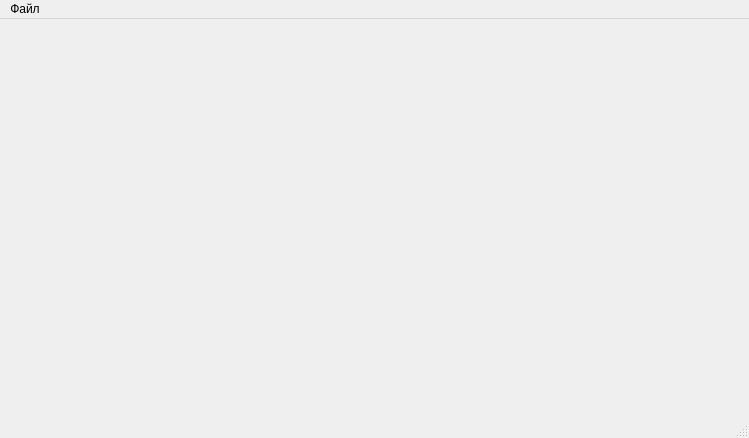
Above: mainwindow.ui from mvngr/joddy before the change. Below: the same form after it.
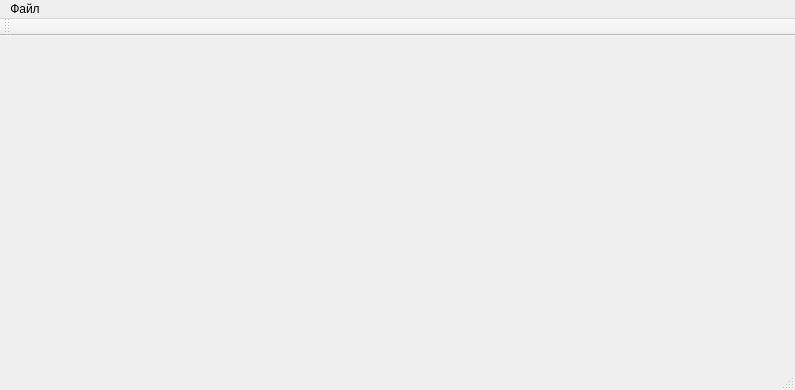
That is the form after the change.

```diff
--- a/mainwindow.ui
+++ b/mainwindow.ui
@@ -6,13 +6,16 @@
    <rect>
     <x>0</x>
     <y>0</y>
-    <width>749</width>
-    <height>438</height>
+    <width>795</width>
+    <height>390</height>
    </rect>
   </property>
   <property name="windowTitle">
    <string>MainWindow</string>
   </property>
+  <property name="layoutDirection">
+   <enum>Qt::LeftToRight</enum>
+  </property>
   <widget class="QWidget" name="centralWidget">
    <layout class="QGridLayout" name="gridLayout">
     <item row="0" column="0">
@@ -25,7 +28,7 @@
     <rect>
      <x>0</x>
      <y>0</y>
-     <width>749</width>
+     <width>795</width>
      <height>21</height>
     </rect>
    </property>
@@ -38,6 +41,35 @@
    <addaction name="menu"/>
   </widget>
   <widget class="QStatusBar" name="statusBar"/>
+  <widget class="QToolBar" name="toolBar">
+   <property name="windowTitle">
+    <string>toolBar</string>
+   </property>
+   <property name="layoutDirection">
+    <enum>Qt::LeftToRight</enum>
+   </property>
+   <property name="locale">
+    <locale language="Russian" country="Russia"/>
+   </property>
+   <property name="allowedAreas">
+    <set>Qt::AllToolBarAreas</set>
+   </property>
+   <property name="orientation">
+    <enum>Qt::Horizontal</enum>
+   </property>
+   <property name="toolButtonStyle">
+    <enum>Qt::ToolButtonIconOnly</enum>
+   </property>
+   <property name="floatable">
+    <bool>true</bool>
+   </property>
+   <attribute name="toolBarArea">
+    <enum>TopToolBarArea</enum>
+   </attribute>
+   <attribute name="toolBarBreak">
+    <bool>true</bool>
+   </attribute>
+  </widget>
   <action name="openFile">
    <property name="text">
     <string>Открыть файл...</string>
```
